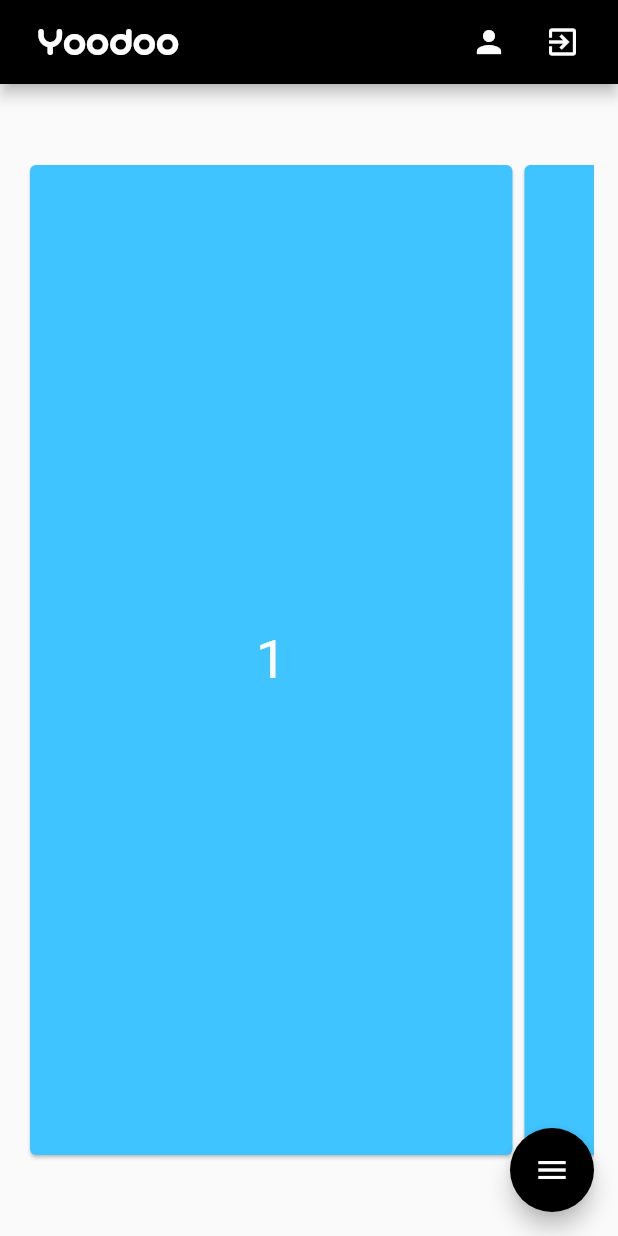
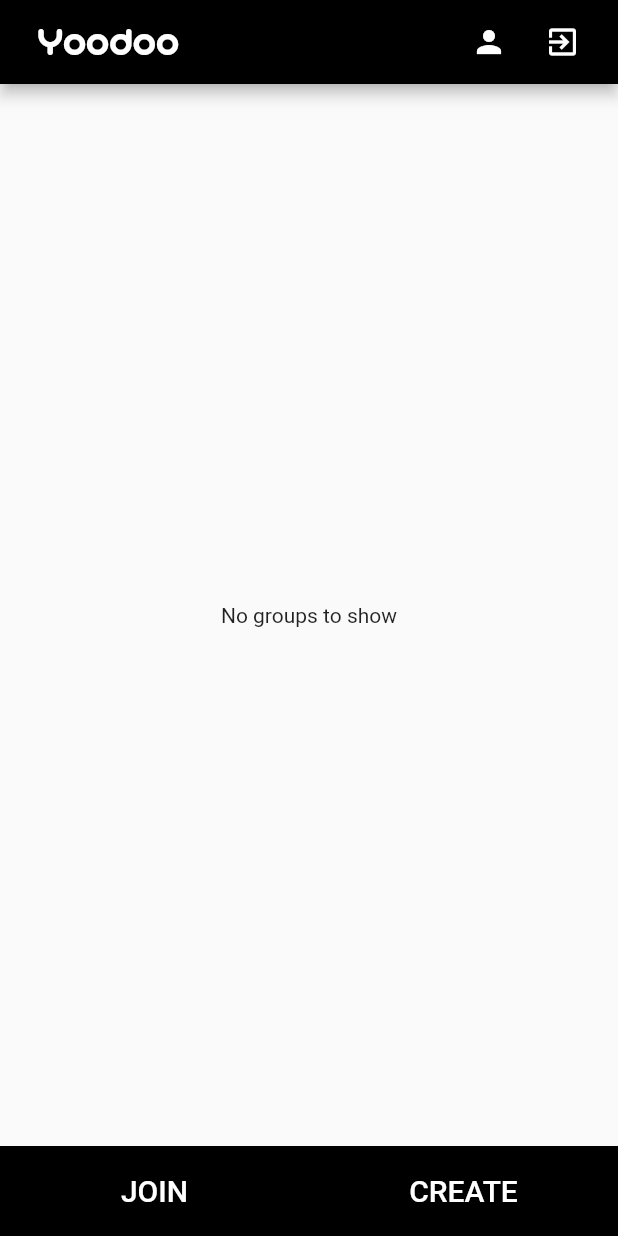
Before and after one commit to shamsiareeb/Yoodoo, a Flutter app: the HomeScreen screen opened directly, on a phone screen of 412 x 824 dp. Run offline on Flutter 3.47's test engine with Material 2 defaults, Android fonts, the phone set to English and light mode, and no system bars; our stand-ins replace cloud_firestore, firebase_auth; accounts and stored records are empty; project files that could hold a hidden picture were left out.

Commit message:
Added 'Join' and 'Create' buttons in Home Page.

```diff
--- a/lib/group_info.dart
+++ b/lib/group_info.dart
@@ -108,7 +108,7 @@ class _GroupInfoState extends State<GroupInfo> {
                                       ),
                                       focusedBorder: OutlineInputBorder(
                                         borderSide: new BorderSide(color: Colors.black),
-                                        borderRadius: BorderRadius.only(topRight: Radius.circular(5), bottomRight: Radius.circular(5)),
+                                        borderRadius: BorderRadius.only(topLeft: Radius.circular(5), bottomLeft: Radius.circular(5)),
                                       ),
                                     ),
                                   ),
--- a/lib/home_screen.dart
+++ b/lib/home_screen.dart
@@ -1,5 +1,6 @@
 import 'package:flutter/cupertino.dart';
 import 'package:flutter/material.dart';
+import 'package:yoodoo/group_info.dart';
 import 'dart:math' as math;
 import 'package:yoodoo/login_screen.dart';
 import 'package:yoodoo/profile_screen.dart';
@@ -63,7 +64,7 @@ class _HomeScreenState extends State<HomeScreen> with TickerProviderStateMixin {
           ],
           backgroundColor: Colors.black,
         ),
-        floatingActionButton: new Column(
+        /*floatingActionButton: new Column(
             mainAxisSize: MainAxisSize.min,
             children: new List.generate(icons.length, (int index) {
               Widget child = new Container(
@@ -114,12 +115,91 @@ class _HomeScreenState extends State<HomeScreen> with TickerProviderStateMixin {
                       }
                   )
               )
+        ),*/
+      bottomNavigationBar: BottomAppBar(
+        //color: Colors.red,
+        child: Container(
+          height: 60,
+          alignment: Alignment.bottomCenter,
+          child: Row(
+            crossAxisAlignment: CrossAxisAlignment.center,
+            mainAxisAlignment: MainAxisAlignment.center,
+            children: <Widget>[
+              Expanded(
+                child: InkWell(
+                  child: Container(
+                    padding: EdgeInsets.symmetric(vertical: 15),
+                    alignment: Alignment.center,
+                    child: Text(
+                      'JOIN',
+                      style: TextStyle(fontSize: 20, fontWeight: FontWeight.w500,
+                          color: Colors.white),
+                    ),
+                    decoration: BoxDecoration(
+                      //borderRadius: BorderRadius.all(Radius.circular(5)),
+                      color: Colors.black,
+                    ),
+                  ),
+                  onTap: () {
+
+                  },
+                ),
+              ),
+              SizedBox(
+                child: Divider(
+                  color: Colors.white,
+                  thickness: 100,
+                ),
+              ),
+              Expanded(
+                child: InkWell(
+                  child:  Container(
+                    padding: EdgeInsets.symmetric(vertical: 15),
+                    alignment: Alignment.center,
+                    child: Text(
+                      'CREATE',
+                      style: TextStyle(fontSize: 20, fontWeight: FontWeight.w500,
+                          color: Colors.white),
+                    ),
+                    decoration: BoxDecoration(
+                      //borderRadius: BorderRadius.all(Radius.circular(5)),
+                      color: Colors.black,
+                    ),
+                  ),
+                  onTap: () {
+                    Navigator.push(
+                        context,
+                        MaterialPageRoute(builder: (context) => GroupInfo()),
+                    );
+                  },
+                ),
+              ),
+            ],
+          ),
         ),
-        //floatingActionButton: FancyFab(),
-        body: /*new Center(
+        elevation: 0,
+      ),
+        body: Column(
+          mainAxisAlignment: MainAxisAlignment.center,
+          crossAxisAlignment: CrossAxisAlignment.center,
+          children: <Widget>[
+            Container(
+              child: Center(
+                  child: new Text('No groups to show')
+              ),
+            ),
+          ],
+        ),
+    );
+  }
+
+}
+
+
+      /*new Center(
             child: new Text('No groups to show')
         )*/
-        Container(
+        /*Container(
           padding: EdgeInsets.symmetric(horizontal: 16.0, vertical: 50.0),
           height: MediaQuery.of(context).size.height,
           child: ListView.builder(
@@ -136,8 +216,4 @@ class _HomeScreenState extends State<HomeScreen> with TickerProviderStateMixin {
               ),
             );
           }),
-        ),
-    );
-  }
-
-}
+        ),*/
--- a/lib/main.dart
+++ b/lib/main.dart
@@ -19,7 +19,7 @@ class MyApp extends StatelessWidget {
         primaryColor: Colors.black,
         accentColor: Colors.black,
       ),
-      home:GroupInfo(),
+      home:HomeScreen(),
     );
   }
 }
```
